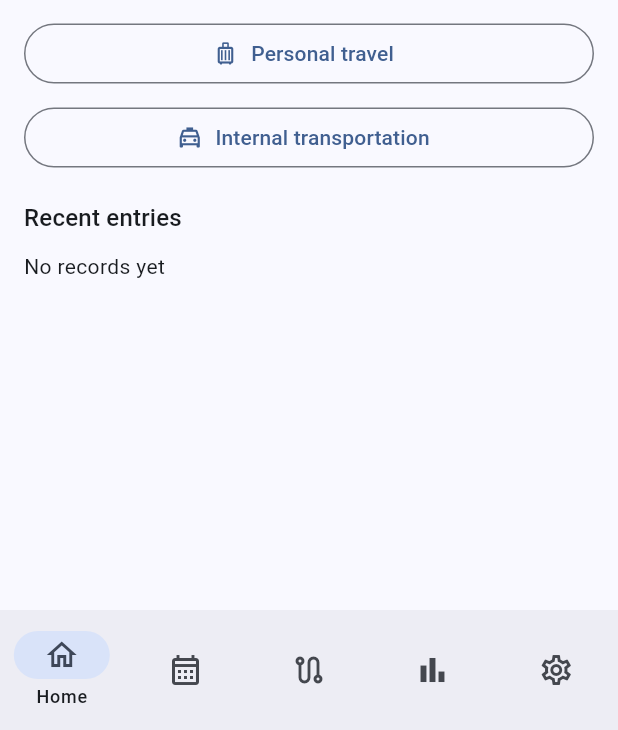
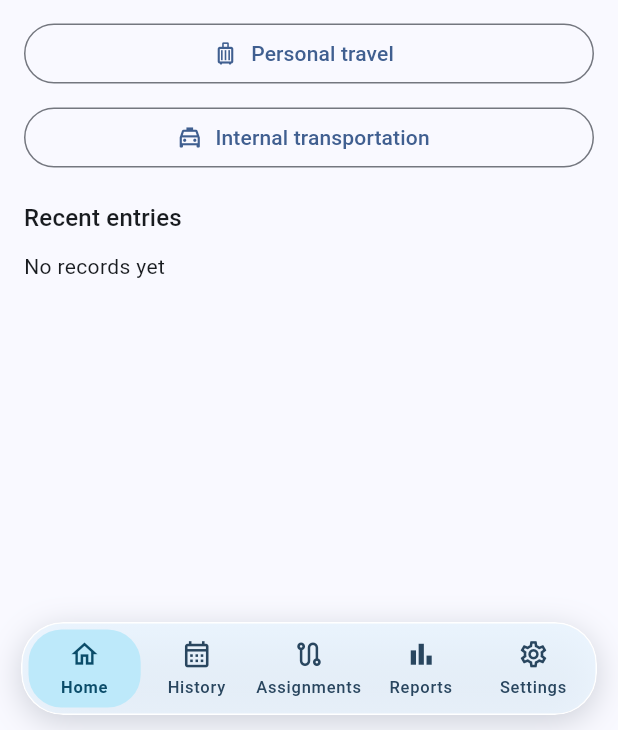
Before and after one commit to AMWolfstein/Badalaty, a Flutter app: the screen it shows after launch, on a phone screen of 412 x 824 dp, the part 506-1236 px from its top. Run offline on Flutter 3.47's test engine with Material 3 defaults, Android fonts, the phone set to English and light mode, and no system bars; our stand-ins replace cupertino_ui, drift, file_picker, flutter_riverpod, go_router, material_ui and 1 more; accounts and stored records are empty; statements that could not run were skipped.

Commit message:
Add a floating glass navigation bar

```diff
--- a/lib/assignments/assignments.dart
+++ b/lib/assignments/assignments.dart
@@ -7,6 +7,7 @@ import '../data/state.dart';
 import '../data/store.dart';
 import '../forms.dart';
 import '../l10n/labels.dart';
+import '../widgets/glass_navigation_bar.dart';
 
 const tripStatuses = ['planned', 'active', 'completed', 'cancelled'];
 
@@ -16,7 +17,7 @@ class AssignmentsPage extends StatelessWidget {
 
   @override
   Widget build(BuildContext context) => ListView(
-    padding: const EdgeInsets.all(16),
+    padding: sectionListPadding(context),
     children: [
       FilledButton.icon(
         onPressed: () => context.push('/assignment/new'),
--- a/lib/history/history.dart
+++ b/lib/history/history.dart
@@ -9,6 +9,7 @@ import '../data/store.dart';
 import '../forms.dart';
 import '../home/home.dart';
 import '../l10n/labels.dart';
+import '../widgets/glass_navigation_bar.dart';
 
 String statusOf(List<Record> records, String day, String today) {
   final override = records
@@ -61,7 +62,7 @@ class _HistoryState extends ConsumerState<HistoryPage> {
               .contains(search),
     );
     return ListView(
-      padding: const EdgeInsets.all(16),
+      padding: sectionListPadding(context),
       children: [
         Row(
           mainAxisAlignment: MainAxisAlignment.spaceBetween,
--- a/lib/home/home.dart
+++ b/lib/home/home.dart
@@ -6,6 +6,7 @@ import '../data/state.dart';
 import '../data/store.dart';
 import '../forms.dart';
 import '../l10n/labels.dart';
+import '../widgets/glass_navigation_bar.dart';
 
 const categoryIcons = {
   'shared': Icons.groups_outlined,
@@ -28,7 +29,7 @@ class HomePage extends StatelessWidget {
     });
     final trip = records.activeOn(day);
     return ListView(
-      padding: const EdgeInsets.all(16),
+      padding: sectionListPadding(context),
       children: [
         Container(
           padding: const EdgeInsets.all(22),
--- a/lib/main.dart
+++ b/lib/main.dart
@@ -19,6 +19,7 @@ import 'l10n/app_localizations.dart';
 import 'l10n/labels.dart';
 import 'reports/reports.dart';
 import 'settings/settings.dart';
+import 'widgets/glass_navigation_bar.dart';
 import 'widgets/platform.dart';
 
 void main() => runApp(const ProviderScope(child: BadalatyApp()));
@@ -187,15 +188,15 @@ class _Frame extends StatelessWidget {
     ];
     final current = _sections.indexOf(path);
     return Scaffold(
+      extendBody: true,
       appBar: AppBar(title: Text(current == 0 ? l.title : labels[current])),
       body: SafeArea(bottom: false, child: child),
-      bottomNavigationBar: NavigationBar(
+      bottomNavigationBar: GlassNavigationBar(
         selectedIndex: current,
-        labelBehavior: NavigationDestinationLabelBehavior.onlyShowSelected,
-        onDestinationSelected: (index) => context.go(_sections[index]),
+        onSelected: (index) => context.go(_sections[index]),
         destinations: [
           for (var i = 0; i < labels.length; i++)
-            NavigationDestination(icon: Icon(icons[i]), label: labels[i]),
+            (icon: icons[i], label: labels[i]),
         ],
       ),
     );
--- a/lib/reports/reports.dart
+++ b/lib/reports/reports.dart
@@ -8,6 +8,7 @@ import '../forms.dart';
 import '../l10n/app_localizations.dart';
 import '../l10n/labels.dart';
 import 'workbook.dart';
+import '../widgets/glass_navigation_bar.dart';
 
 class ReportsPage extends StatefulWidget {
   const ReportsPage(this.records, {super.key});
@@ -40,7 +41,7 @@ class _ReportsState extends State<ReportsPage> {
         )
         .toList();
     return ListView(
-      padding: const EdgeInsets.all(16),
+      padding: sectionListPadding(context),
       children: [
         DayField(l.start, start, (v) => setState(() => start = v)),
         DayField(l.end, end, (v) => setState(() => end = v)),
--- a/lib/settings/settings.dart
+++ b/lib/settings/settings.dart
@@ -13,6 +13,7 @@ import '../forms.dart';
 import '../l10n/labels.dart';
 import '../widgets/platform.dart';
 import 'directory.dart';
+import '../widgets/glass_navigation_bar.dart';
 
 class SettingsPage extends ConsumerWidget {
   const SettingsPage(this.records, {super.key});
@@ -41,7 +42,7 @@ class SettingsPage extends ConsumerWidget {
       minute: settings['minute'] as int? ?? 0,
     );
     return ListView(
-      padding: const EdgeInsets.all(16),
+      padding: sectionListPadding(context),
       children: [
         Choice(l.language, settings['language'] as String? ?? 'system', {
           'system': l.system,
--- /dev/null
+++ b/lib/widgets/glass_navigation_bar.dart
@@ -0,0 +1,168 @@
+import 'dart:ui' as ui;
+
+import 'package:material_ui/material_ui.dart';
+
+EdgeInsets sectionListPadding(BuildContext context) =>
+    EdgeInsets.fromLTRB(16, 16, 16, 16 + MediaQuery.paddingOf(context).bottom);
+
+class GlassNavigationBar extends StatelessWidget {
+  const GlassNavigationBar({
+    required this.selectedIndex,
+    required this.destinations,
+    required this.onSelected,
+    super.key,
+  });
+
+  final int selectedIndex;
+  final List<({IconData icon, String label})> destinations;
+  final ValueChanged<int> onSelected;
+
+  @override
+  Widget build(BuildContext context) {
+    final theme = Theme.of(context);
+    final dark = theme.brightness == Brightness.dark;
+    final highContrast = MediaQuery.highContrastOf(context);
+    final radius = BorderRadius.circular(28);
+    final surface = dark ? const Color(0xFF12223A) : const Color(0xFFEAF5FF);
+    final foreground = dark ? const Color(0xFFD6E5F7) : const Color(0xFF29465F);
+    final selectedFill = dark
+        ? const Color(0xFF194964)
+        : const Color(0xFFBDE9FA);
+    final selectedInk = dark
+        ? const Color(0xFFA9EDFF)
+        : const Color(0xFF0A4C69);
+
+    return SafeArea(
+      top: false,
+      minimum: const EdgeInsets.fromLTRB(14, 0, 14, 10),
+      child: Padding(
+        padding: const EdgeInsets.only(top: 6),
+        child: DecoratedBox(
+          decoration: BoxDecoration(
+            borderRadius: radius,
+            boxShadow: [
+              BoxShadow(
+                color: const Color(0xFF07182B)
+                    .withValues(alpha: dark ? .44 : .18),
+                blurRadius: 18,
+                offset: const Offset(0, 5),
+              ),
+            ],
+          ),
+          child: ClipRRect(
+            borderRadius: radius,
+            child: BackdropFilter(
+              filter: ui.ImageFilter.blur(sigmaX: 9, sigmaY: 9),
+              enabled: !highContrast,
+              child: DecoratedBox(
+                decoration: BoxDecoration(
+                  gradient: LinearGradient(
+                    begin: Alignment.topCenter,
+                    end: Alignment.bottomCenter,
+                    colors: [
+                      surface.withValues(alpha: highContrast ? 1 : .88),
+                      surface.withValues(alpha: highContrast ? 1 : .76),
+                    ],
+                  ),
+                  borderRadius: radius,
+                  border: Border.all(
+                    color: dark ? const Color(0xFF476987) : Colors.white,
+                  ),
+                ),
+                child: Padding(
+                  padding: const EdgeInsets.all(5),
+                  child: Row(
+                    children: [
+                      for (final (index, destination) in destinations.indexed)
+                        Expanded(
+                          child: _GlassTab(
+                            label: destination.label,
+                            icon: destination.icon,
+                            selected: index == selectedIndex,
+                            foreground: index == selectedIndex
+                                ? selectedInk
+                                : foreground,
+                            fill: selectedFill,
+                            onTap: () => onSelected(index),
+                          ),
+                        ),
+                    ],
+                  ),
+                ),
+              ),
+            ),
+          ),
+        ),
+      ),
+    );
+  }
+}
+
+class _GlassTab extends StatelessWidget {
+  const _GlassTab({
+    required this.label,
+    required this.icon,
+    required this.selected,
+    required this.foreground,
+    required this.fill,
+    required this.onTap,
+  });
+
+  final String label;
+  final IconData icon;
+  final bool selected;
+  final Color foreground;
+  final Color fill;
+  final VoidCallback onTap;
+
+  @override
+  Widget build(BuildContext context) {
+    final radius = BorderRadius.circular(22);
+    return Semantics(
+      button: true,
+      selected: selected,
+      child: AnimatedContainer(
+        duration: MediaQuery.disableAnimationsOf(context)
+            ? Duration.zero
+            : const Duration(milliseconds: 180),
+        decoration: BoxDecoration(
+          color: selected ? fill : Colors.transparent,
+          borderRadius: radius,
+        ),
+        child: Material(
+          type: MaterialType.transparency,
+          child: InkWell(
+            borderRadius: radius,
+            onTap: onTap,
+            child: ConstrainedBox(
+              constraints: const BoxConstraints(minHeight: 52),
+              child: Padding(
+                padding: const EdgeInsets.symmetric(horizontal: 2, vertical: 6),
+                child: Column(
+                  mainAxisSize: MainAxisSize.min,
+                  mainAxisAlignment: MainAxisAlignment.center,
+                  children: [
+                    Icon(icon, color: foreground, size: 21),
+                    const SizedBox(height: 3),
+                    Text(
+                      label,
+                      textAlign: TextAlign.center,
+                      maxLines: 2,
+                      overflow: TextOverflow.ellipsis,
+                      style: Theme.of(context).textTheme.labelSmall?.copyWith(
+                        color: foreground,
+                        fontWeight: selected
+                            ? FontWeight.w700
+                            : FontWeight.w500,
+                      ),
+                    ),
+                  ],
+                ),
+              ),
+            ),
+          ),
+        ),
+      ),
+    );
+  }
+}
--- a/pubspec.yaml
+++ b/pubspec.yaml
@@ -16,7 +16,7 @@ publish_to: 'none' # Remove this line if you wish to publish to pub.dev
 # https://developer.apple.com/library/archive/documentation/General/Reference/InfoPlistKeyReference/Articles/CoreFoundationKeys.html
 # In Windows, build-name is used as the major, minor, and patch parts
 # of the product and file versions while build-number is used as the build suffix.
-version: 1.0.2+3
+version: 1.0.3+4
 
 environment:
   sdk: ^3.14.0
```
Also changed, not shown: 1 other file.
